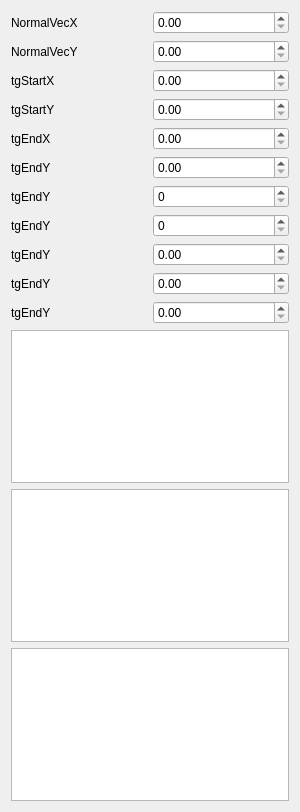
Old version of the form ShrikeDxf/SplineAttributeWidget.ui in the repository whisper512/ShrikeDxf-V0.1.
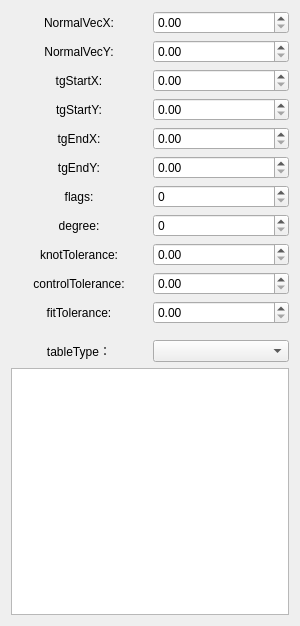
New version of the form.

Patch:
```diff
--- a/ShrikeDxf/SplineAttributeWidget.ui
+++ b/ShrikeDxf/SplineAttributeWidget.ui
@@ -7,19 +7,25 @@
     <x>0</x>
     <y>0</y>
     <width>300</width>
-    <height>812</height>
+    <height>626</height>
    </rect>
   </property>
   <property name="windowTitle">
    <string>Form</string>
   </property>
   <layout class="QVBoxLayout" name="verticalLayout_2">
+   <property name="spacing">
+    <number>6</number>
+   </property>
    <item>
     <layout class="QGridLayout" name="gridLayout">
      <item row="0" column="0">
       <widget class="QLabel" name="label">
        <property name="text">
-        <string>NormalVecX</string>
+        <string>NormalVecX:</string>
+       </property>
+       <property name="alignment">
+        <set>Qt::AlignmentFlag::AlignCenter</set>
        </property>
       </widget>
      </item>
@@ -29,7 +35,10 @@
      <item row="1" column="0">
       <widget class="QLabel" name="label_2">
        <property name="text">
-        <string>NormalVecY</string>
+        <string>NormalVecY:</string>
+       </property>
+       <property name="alignment">
+        <set>Qt::AlignmentFlag::AlignCenter</set>
        </property>
       </widget>
      </item>
@@ -39,7 +48,10 @@
      <item row="2" column="0">
       <widget class="QLabel" name="label_3">
        <property name="text">
-        <string>tgStartX</string>
+        <string>tgStartX:</string>
+       </property>
+       <property name="alignment">
+        <set>Qt::AlignmentFlag::AlignCenter</set>
        </property>
       </widget>
      </item>
@@ -49,7 +61,10 @@
      <item row="3" column="0">
       <widget class="QLabel" name="label_4">
        <property name="text">
-        <string>tgStartY</string>
+        <string>tgStartY:</string>
+       </property>
+       <property name="alignment">
+        <set>Qt::AlignmentFlag::AlignCenter</set>
        </property>
       </widget>
      </item>
@@ -59,7 +74,10 @@
      <item row="4" column="0">
       <widget class="QLabel" name="label_5">
        <property name="text">
-        <string>tgEndX</string>
+        <string>tgEndX:</string>
+       </property>
+       <property name="alignment">
+        <set>Qt::AlignmentFlag::AlignCenter</set>
        </property>
       </widget>
      </item>
@@ -69,7 +87,10 @@
      <item row="5" column="0">
       <widget class="QLabel" name="label_6">
        <property name="text">
-        <string>tgEndY</string>
+        <string>tgEndY:</string>
+       </property>
+       <property name="alignment">
+        <set>Qt::AlignmentFlag::AlignCenter</set>
        </property>
       </widget>
      </item>
@@ -79,7 +100,10 @@
      <item row="6" column="0">
       <widget class="QLabel" name="label_10">
        <property name="text">
-        <string>tgEndY</string>
+        <string>flags:</string>
+       </property>
+       <property name="alignment">
+        <set>Qt::AlignmentFlag::AlignCenter</set>
        </property>
       </widget>
      </item>
@@ -89,7 +113,10 @@
      <item row="7" column="0">
       <widget class="QLabel" name="label_11">
        <property name="text">
-        <string>tgEndY</string>
+        <string>degree:</string>
+       </property>
+       <property name="alignment">
+        <set>Qt::AlignmentFlag::AlignCenter</set>
        </property>
       </widget>
      </item>
@@ -99,7 +126,10 @@
      <item row="8" column="0">
       <widget class="QLabel" name="label_7">
        <property name="text">
-        <string>tgEndY</string>
+        <string>knotTolerance:</string>
+       </property>
+       <property name="alignment">
+        <set>Qt::AlignmentFlag::AlignCenter</set>
        </property>
       </widget>
      </item>
@@ -109,7 +139,10 @@
      <item row="9" column="0">
       <widget class="QLabel" name="label_8">
        <property name="text">
-        <string>tgEndY</string>
+        <string>controlTolerance:</string>
+       </property>
+       <property name="alignment">
+        <set>Qt::AlignmentFlag::AlignCenter</set>
        </property>
       </widget>
      </item>
@@ -119,7 +152,10 @@
      <item row="10" column="0">
       <widget class="QLabel" name="label_9">
        <property name="text">
-        <string>tgEndY</string>
+        <string>fitTolerance:</string>
+       </property>
+       <property name="alignment">
+        <set>Qt::AlignmentFlag::AlignCenter</set>
        </property>
       </widget>
      </item>
@@ -130,15 +166,29 @@
    </item>
    <item>
     <layout class="QVBoxLayout" name="verticalLayout">
+     <property name="topMargin">
+      <number>10</number>
+     </property>
+     <item>
+      <layout class="QHBoxLayout" name="horizontalLayout">
+       <item>
+        <widget class="QLabel" name="label_tableType">
+         <property name="text">
+          <string>tableType：</string>
+         </property>
+         <property name="alignment">
+          <set>Qt::AlignmentFlag::AlignCenter</set>
+         </property>
+        </widget>
+       </item>
+       <item>
+        <widget class="QComboBox" name="comboBox_tableType"/>
+       </item>
+      </layout>
+     </item>
      <item>
       <widget class="QTableWidget" name="tableWidget"/>
      </item>
-     <item>
-      <widget class="QTableWidget" name="tableWidget_2"/>
-     </item>
-     <item>
-      <widget class="QTableWidget" name="tableWidget_3"/>
-     </item>
     </layout>
    </item>
   </layout>
```
Left out of the diff: 88 changed lines with no effect on the pictures.
